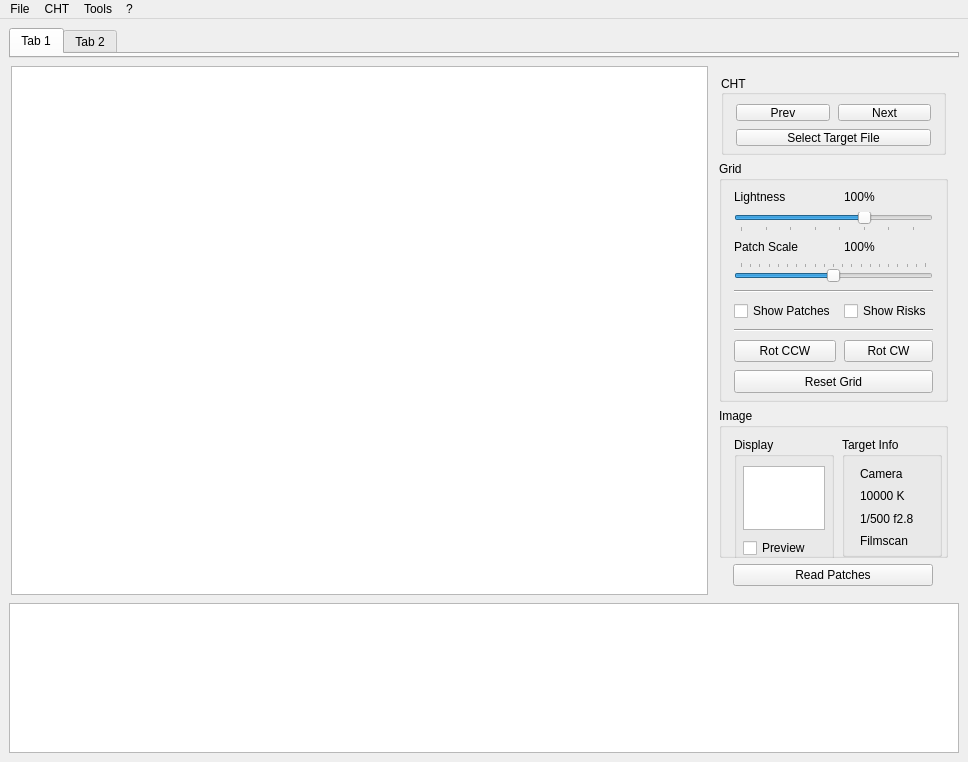
Qt form src/tools/profiling/support/patch_reader.ui (Valdas2000/flab-DIY-stack) before a commit.
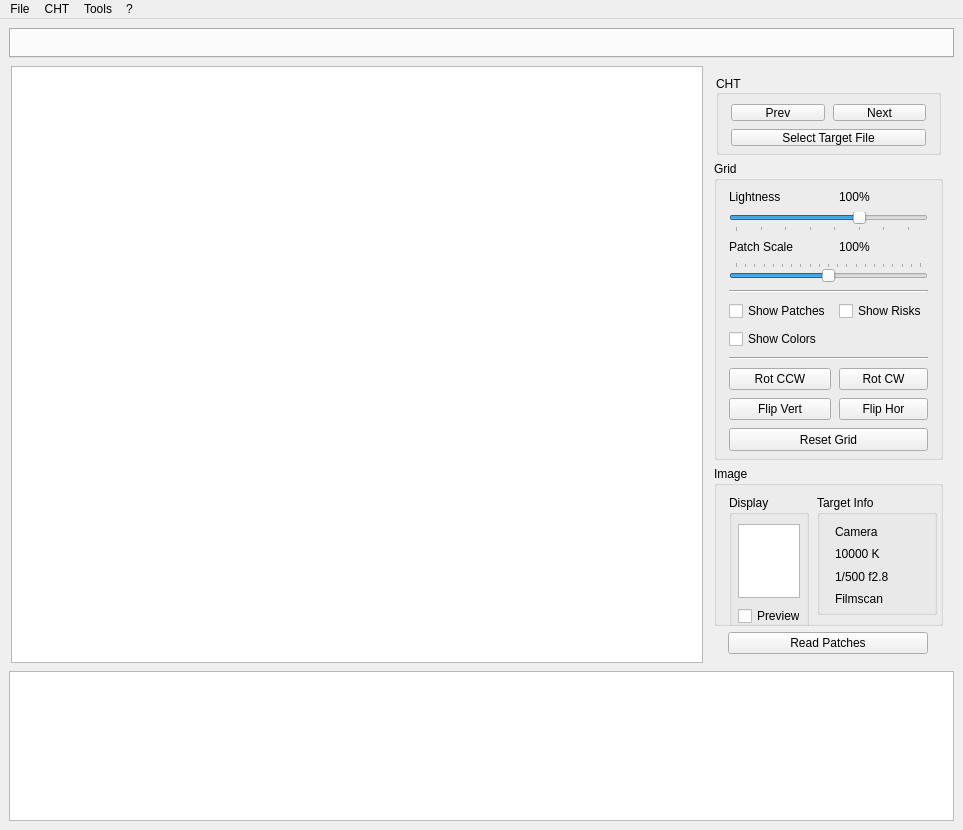
The same form after that commit. Custom widgets are drawn as their Qt base class.

Patch:
```diff
--- a/src/tools/profiling/support/patch_reader.ui
+++ b/src/tools/profiling/support/patch_reader.ui
@@ -6,8 +6,8 @@
    <rect>
     <x>0</x>
     <y>0</y>
-    <width>968</width>
-    <height>749</height>
+    <width>963</width>
+    <height>816</height>
    </rect>
   </property>
   <property name="sizePolicy">
@@ -44,16 +44,6 @@
       <property name="currentIndex">
        <number>0</number>
       </property>
-      <widget class="QWidget" name="tab">
-       <attribute name="title">
-        <string>Tab 1</string>
-       </attribute>
-      </widget>
-      <widget class="QWidget" name="tab_2">
-       <attribute name="title">
-        <string>Tab 2</string>
-       </attribute>
-      </widget>
      </widget>
     </item>
     <item>
@@ -165,7 +155,7 @@
              <item alignment="Qt::AlignHCenter">
               <widget class="QGroupBox" name="cht_grp">
                <property name="sizePolicy">
-                <sizepolicy hsizetype="Maximum" vsizetype="Fixed">
+                <sizepolicy hsizetype="Maximum" vsizetype="Expanding">
                  <horstretch>0</horstretch>
                  <verstretch>0</verstretch>
                 </sizepolicy>
@@ -392,7 +382,14 @@
                   </property>
                  </widget>
                 </item>
-                <item row="16" column="0" colspan="2">
+                <item row="11" column="0">
+                 <widget class="QCheckBox" name="chk_ShowColors">
+                  <property name="text">
+                   <string>Show Colors</string>
+                  </property>
+                 </widget>
+                </item>
+                <item row="17" column="0" colspan="2">
                  <widget class="QPushButton" name="btn_ResetGrid">
                   <property name="minimumSize">
                    <size>
@@ -442,6 +439,20 @@
                   </property>
                  </widget>
                 </item>
+                <item row="16" column="0">
+                 <widget class="QPushButton" name="btn_FlipH">
+                  <property name="text">
+                   <string>Flip Vert</string>
+                  </property>
+                 </widget>
+                </item>
+                <item row="16" column="1">
+                 <widget class="QPushButton" name="btn_FlipV">
+                  <property name="text">
+                   <string>Flip Hor</string>
+                  </property>
+                 </widget>
+                </item>
                </layout>
               </widget>
              </item>
@@ -456,7 +467,7 @@
                <property name="minimumSize">
                 <size>
                  <width>0</width>
-                 <height>150</height>
+                 <height>160</height>
                 </size>
                </property>
                <property name="title">
@@ -479,13 +490,13 @@
                  <widget class="QGroupBox" name="grp_Display">
                   <property name="minimumSize">
                    <size>
-                    <width>100</width>
-                    <height>130</height>
+                    <width>80</width>
+                    <height>140</height>
                    </size>
                   </property>
                   <property name="maximumSize">
                    <size>
-                    <width>100</width>
+                    <width>80</width>
                     <height>120</height>
                    </size>
                   </property>
@@ -538,7 +549,7 @@
                   </property>
                   <property name="minimumSize">
                    <size>
-                    <width>100</width>
+                    <width>120</width>
                     <height>120</height>
                    </size>
                   </property>
@@ -706,7 +717,7 @@
     <rect>
      <x>0</x>
      <y>0</y>
-     <width>968</width>
+     <width>963</width>
      <height>22</height>
     </rect>
    </property>
```
Left out of the diff: 8 changed lines with no effect on the pictures.
